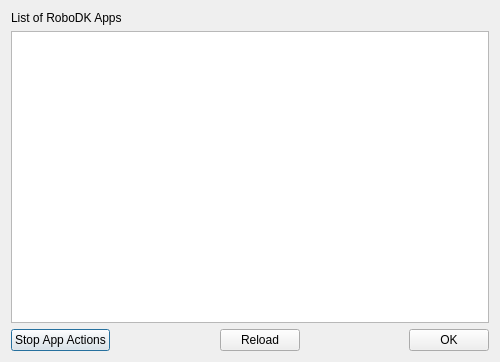
Qt form PluginAppLoader/dialogapplist.ui (RoboDK/Plug-In-Interface) before a commit.
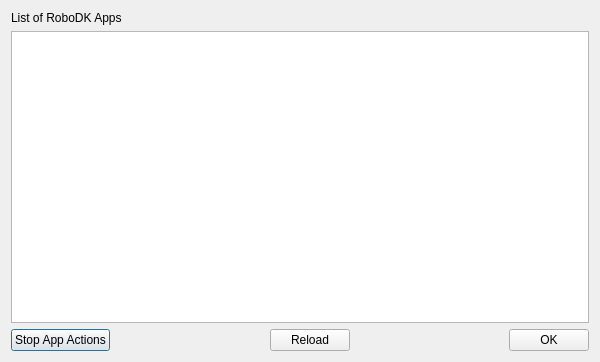
The same form after that commit.

The edit to the form file:
```diff
--- a/PluginAppLoader/dialogapplist.ui
+++ b/PluginAppLoader/dialogapplist.ui
@@ -6,7 +6,7 @@
    <rect>
     <x>0</x>
     <y>0</y>
-    <width>500</width>
+    <width>600</width>
     <height>362</height>
    </rect>
   </property>
@@ -36,9 +36,6 @@
      <property name="editTriggers">
       <set>QAbstractItemView::NoEditTriggers</set>
      </property>
-     <property name="sortingEnabled">
-      <bool>true</bool>
-     </property>
     </widget>
    </item>
    <item>
```
